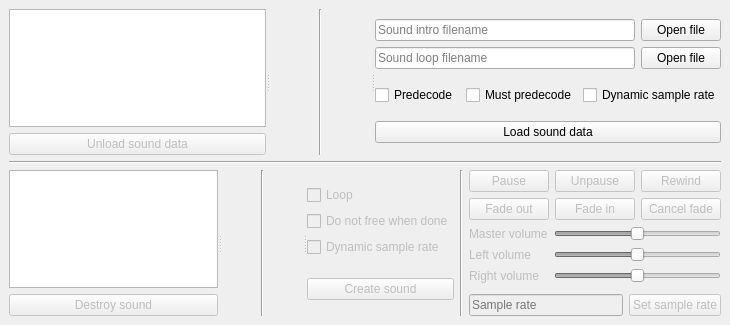
First picture: the form in examples/gui-qt/mainwindow.ui, repository Clownacy/clownaudio, before the edit.
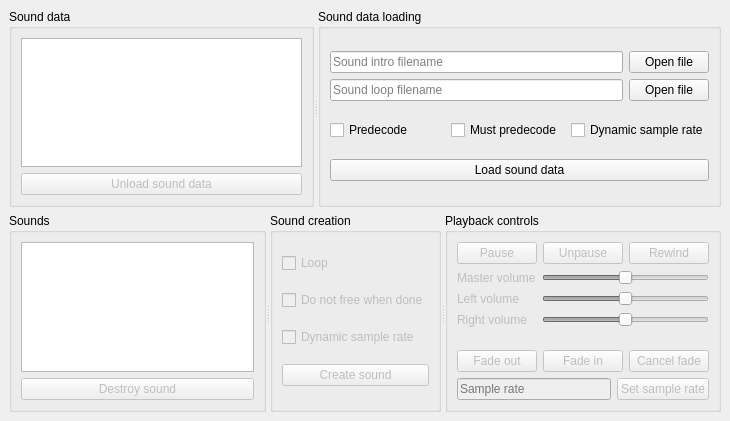
Second picture: the form after the edit.

Commit message:
Qt6: Use group boxes
Looks a lot less ugly than using lines

What changed in the file:
```diff
--- a/examples/gui-qt/mainwindow.ui
+++ b/examples/gui-qt/mainwindow.ui
@@ -7,7 +7,7 @@
     <x>0</x>
     <y>0</y>
     <width>730</width>
-    <height>325</height>
+    <height>421</height>
    </rect>
   </property>
   <property name="windowTitle">
@@ -23,11 +23,11 @@
       <property name="orientation">
        <enum>Qt::Horizontal</enum>
       </property>
-      <property name="childrenCollapsible">
-       <bool>false</bool>
-      </property>
-      <widget class="QWidget" name="verticalLayoutWidget_2">
-       <layout class="QVBoxLayout" name="verticalLayout_2">
+      <widget class="QGroupBox" name="groupBox_SoundData">
+       <property name="title">
+        <string>Sound data</string>
+       </property>
+       <layout class="QVBoxLayout" name="verticalLayout_7">
         <item>
          <widget class="QListWidget" name="listWidget_SoundData"/>
         </item>
@@ -43,13 +43,11 @@
         </item>
        </layout>
       </widget>
-      <widget class="Line" name="line_2">
-       <property name="orientation">
-        <enum>Qt::Vertical</enum>
+      <widget class="QGroupBox" name="groupBox_SoundDataLoading">
+       <property name="title">
+        <string>Sound data loading</string>
        </property>
-      </widget>
-      <widget class="QWidget" name="verticalLayoutWidget">
-       <layout class="QVBoxLayout" name="verticalLayout_SoundDataCreation">
+       <layout class="QVBoxLayout" name="verticalLayout_4">
         <item>
          <layout class="QGridLayout" name="gridLayout">
           <item row="1" column="0">
@@ -128,19 +126,15 @@
      </widget>
     </item>
     <item>
-     <widget class="Line" name="line">
+     <widget class="QSplitter" name="splitter_Sounds">
       <property name="orientation">
        <enum>Qt::Horizontal</enum>
       </property>
-     </widget>
-    </item>
-    <item>
-     <widget class="QSplitter" name="splitter_SoundInstances">
-      <property name="orientation">
-       <enum>Qt::Horizontal</enum>
-      </property>
-      <widget class="QWidget" name="layoutWidget_2">
-       <layout class="QVBoxLayout" name="verticalLayout_3">
+      <widget class="QGroupBox" name="groupBox_Sounds">
+       <property name="title">
+        <string>Sounds</string>
+       </property>
+       <layout class="QVBoxLayout" name="verticalLayout_2">
         <item>
          <widget class="QListWidget" name="listWidget_Sounds"/>
         </item>
@@ -156,17 +150,11 @@
         </item>
        </layout>
       </widget>
-      <widget class="Line" name="line_3">
-       <property name="orientation">
-        <enum>Qt::Vertical</enum>
+      <widget class="QGroupBox" name="groupBox_SoundCreation">
+       <property name="title">
+        <string>Sound creation</string>
        </property>
-      </widget>
-      <widget class="QWidget" name="horizontalLayoutWidget">
-       <layout class="QHBoxLayout" name="horizontalLayout_2">
-        <item>
-         <layout class="QVBoxLayout" name="verticalLayout_SoundInstanceCreation">
-          <item>
-           <layout class="QVBoxLayout" name="verticalLayout_7">
+       <layout class="QVBoxLayout" name="verticalLayout_5">
             <item>
              <widget class="QCheckBox" name="checkBox_Loop">
               <property name="enabled">
@@ -197,8 +185,6 @@
               </property>
              </widget>
             </item>
-           </layout>
-          </item>
           <item>
            <widget class="QPushButton" name="pushButton_CreateSound">
             <property name="enabled">
@@ -210,16 +196,12 @@
            </widget>
           </item>
          </layout>
-        </item>
-        <item>
-         <widget class="Line" name="line_5">
-          <property name="orientation">
-           <enum>Qt::Vertical</enum>
-          </property>
-         </widget>
-        </item>
-        <item>
-         <layout class="QVBoxLayout" name="verticalLayout_PlaybackControl">
+      </widget>
+      <widget class="QGroupBox" name="groupBox_PlaybackControls">
+       <property name="title">
+        <string>Playback controls</string>
+       </property>
+       <layout class="QVBoxLayout" name="verticalLayout_6">
           <item>
            <layout class="QHBoxLayout" name="horizontalLayout_4">
             <item>
@@ -254,40 +236,6 @@
             </item>
            </layout>
           </item>
-          <item>
-           <layout class="QHBoxLayout" name="horizontalLayout_3">
-            <item>
-             <widget class="QPushButton" name="pushButton_FadeOut">
-              <property name="enabled">
-               <bool>false</bool>
-              </property>
-              <property name="text">
-               <string>Fade out</string>
-              </property>
-             </widget>
-            </item>
-            <item>
-             <widget class="QPushButton" name="pushButton_FadeIn">
-              <property name="enabled">
-               <bool>false</bool>
-              </property>
-              <property name="text">
-               <string>Fade in</string>
-              </property>
-             </widget>
-            </item>
-            <item>
-             <widget class="QPushButton" name="pushButton_CancelFade">
-              <property name="enabled">
-               <bool>false</bool>
-              </property>
-              <property name="text">
-               <string>Cancel fade</string>
-              </property>
-             </widget>
-            </item>
-           </layout>
-          </item>
           <item>
            <layout class="QFormLayout" name="formLayout">
             <item row="0" column="0">
@@ -376,6 +324,40 @@
             </item>
            </layout>
           </item>
+        <item>
+         <layout class="QHBoxLayout" name="horizontalLayout_3">
+          <item>
+           <widget class="QPushButton" name="pushButton_FadeOut">
+            <property name="enabled">
+             <bool>false</bool>
+            </property>
+            <property name="text">
+             <string>Fade out</string>
+            </property>
+           </widget>
+          </item>
+          <item>
+           <widget class="QPushButton" name="pushButton_FadeIn">
+            <property name="enabled">
+             <bool>false</bool>
+            </property>
+            <property name="text">
+             <string>Fade in</string>
+            </property>
+           </widget>
+          </item>
+          <item>
+           <widget class="QPushButton" name="pushButton_CancelFade">
+            <property name="enabled">
+             <bool>false</bool>
+            </property>
+            <property name="text">
+             <string>Cancel fade</string>
+            </property>
+           </widget>
+          </item>
+         </layout>
+        </item>
           <item>
            <layout class="QHBoxLayout" name="horizontalLayout_5">
             <item>
@@ -397,8 +379,6 @@
                <string>Set sample rate</string>
               </property>
              </widget>
-            </item>
-           </layout>
           </item>
          </layout>
         </item>
```
Lines whose indentation alone changed are shown as unchanged.
